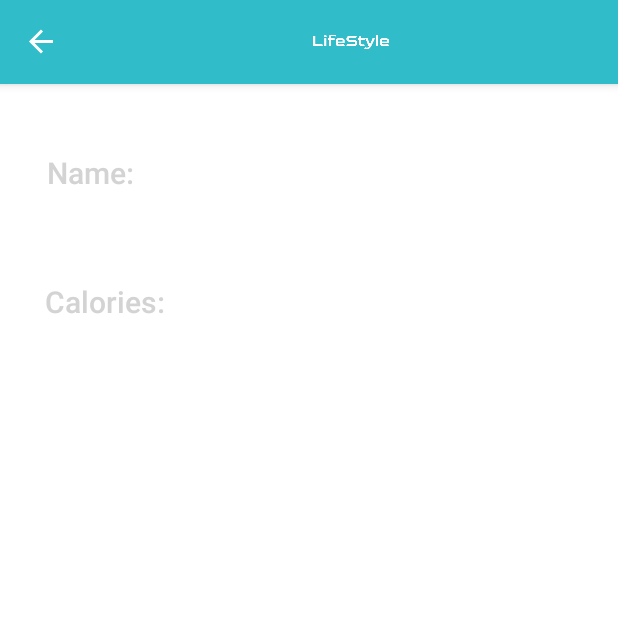
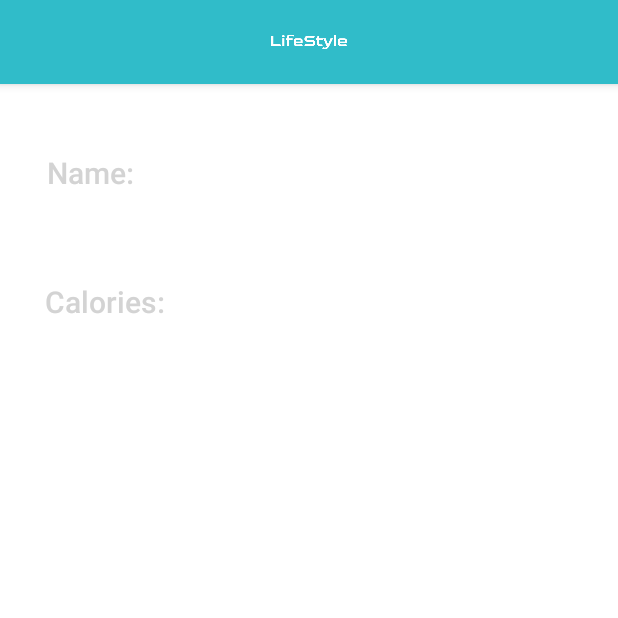
Before and after one commit to Mistah-Jones/LifeStyle_App, an Android app: the DashboardFragment screen opened through its navigation route, on a phone screen of 412 x 824 dp, the top half of it. Run offline under Robolectric (Android 15) with nearby library versions, the phone set to English and light mode, and no system bars; our stand-ins replace navigation-ui.

Commit message:
get actionbar in dashbaord

```diff
--- a/app/src/main/java/com/example/myapplication/ui/dashboard/DashboardFragment.java
+++ b/app/src/main/java/com/example/myapplication/ui/dashboard/DashboardFragment.java
@@ -1,5 +1,7 @@
 package com.example.myapplication.ui.dashboard;
 
+import android.app.Activity;
+import android.content.Context;
 import android.os.Bundle;
 import android.os.Debug;
 import android.view.KeyEvent;
@@ -19,6 +21,7 @@ import androidx.lifecycle.ViewModelProvider;
 
 import com.example.myapplication.R;
 import com.example.myapplication.databinding.FragmentDashboardBinding;
+import com.example.myapplication.ui.userInfo.UserInfoFragment;
 
 public class DashboardFragment extends Fragment {
 
@@ -34,6 +37,10 @@ public class DashboardFragment extends Fragment {
 
     public View onCreateView(@NonNull LayoutInflater inflater,
                              ViewGroup container, Bundle savedInstanceState) {
+
+        // TODO - remove icon from action bar - not working even though it works for UserInfoFragment
+        ActionBar actionBar = ((AppCompatActivity)getActivity()).getSupportActionBar();
+        actionBar.setDisplayHomeAsUpEnabled(false); // remove the icon
 
         dashboardViewModel =
                 new ViewModelProvider(this).get(DashboardViewModel.class);
--- a/app/src/main/java/com/example/myapplication/ui/userInfo/UserInfoFragment.java
+++ b/app/src/main/java/com/example/myapplication/ui/userInfo/UserInfoFragment.java
@@ -98,7 +98,7 @@ public class UserInfoFragment extends Fragment {
                              ViewGroup container, Bundle savedInstanceState) {
 
         ActionBar actionBar = ((AppCompatActivity)getActivity()).getSupportActionBar();
-        actionBar.setHomeAsUpIndicator(R.drawable.ic_camera_icon);
+        actionBar.setDisplayHomeAsUpEnabled(true); // remove the icon
 
         homeViewModel =
                 new ViewModelProvider(this).get(UserInfoViewModel.class);
```
